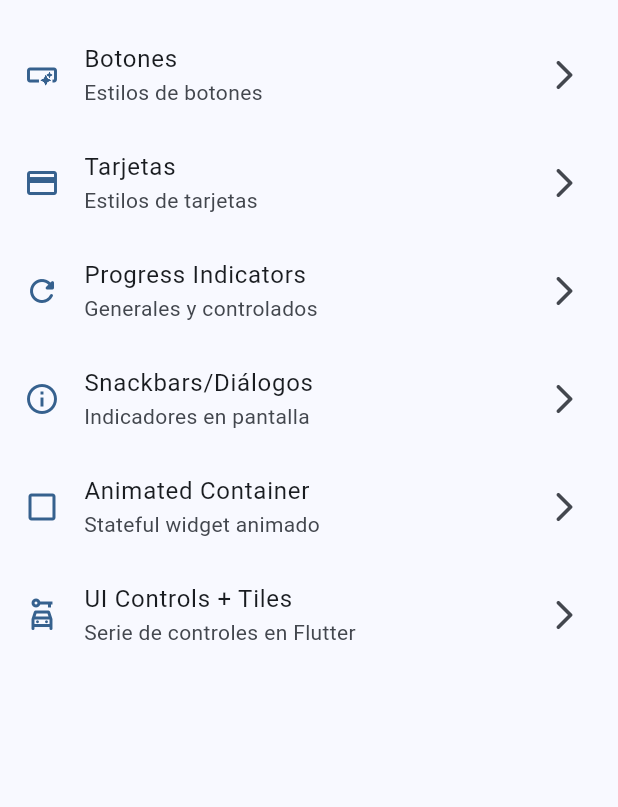
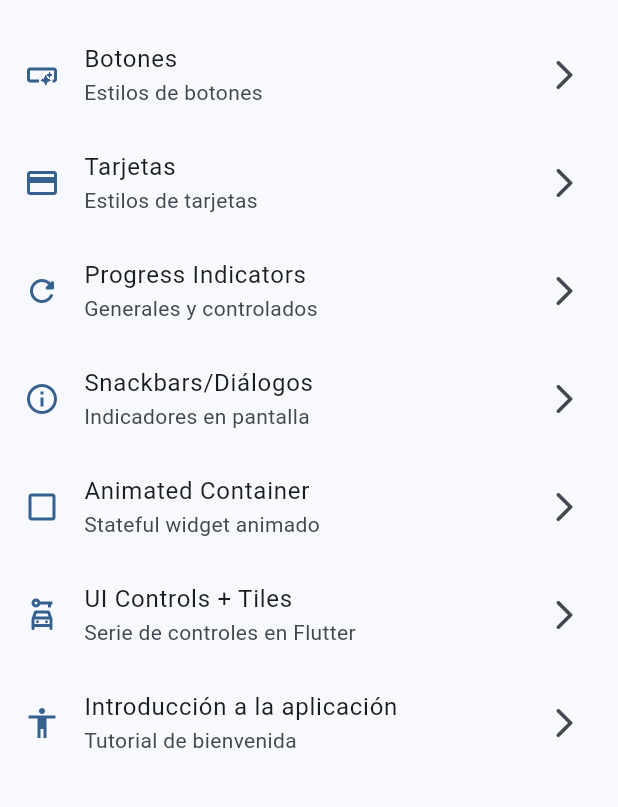
Before and after one commit to XamalionDev71/e301_moviles, a Flutter app: the screen it shows after launch, on a phone screen of 412 x 824 dp, the part 63-870 px from its top. Run offline on Flutter 3.47's test engine with Material 3 defaults, Android fonts, the phone set to English and light mode, and no system bars; our stand-ins replace go_router.

Commit message:
commit5 11Abr2025

```diff
--- a/lib/config/menu/menu_item.dart
+++ b/lib/config/menu/menu_item.dart
@@ -51,4 +51,10 @@ final appMenuItems = <MenuItem>[
     link: '/ui-controls',
     icon: Icons.car_rental_outlined,
   ),
+  MenuItem(
+    title: 'Introducción a la aplicación',
+    subtitle: 'Tutorial de bienvenida',
+    link: '/tutorial',
+    icon: Icons.accessibility_outlined,
+  ),
 ];
--- a/lib/config/router/app_router.dart
+++ b/lib/config/router/app_router.dart
@@ -38,5 +38,10 @@ final appRouter = GoRouter(
       name: ControlsUiScreen.name,
       builder: (context, state) => ControlsUiScreen(),
     ),
+    GoRoute(
+      path: '/tutorial',
+      name: AppTutorialScreen.name,
+      builder: (context, state) => AppTutorialScreen(),
+    ),
   ]
 );
--- a/pubspec.yaml
+++ b/pubspec.yaml
@@ -18,3 +18,5 @@ dev_dependencies:
 
 flutter:
   uses-material-design: true
+  assets:
+    - assets/
```
Also changed, not shown: lib/presentation/screens/app_tutorial/app_tutorial_screen.dart (+54 -0 lines), assets/1.png (added), assets/2.png (added), assets/3.png (added), assets/jar-loading.gif (added).
